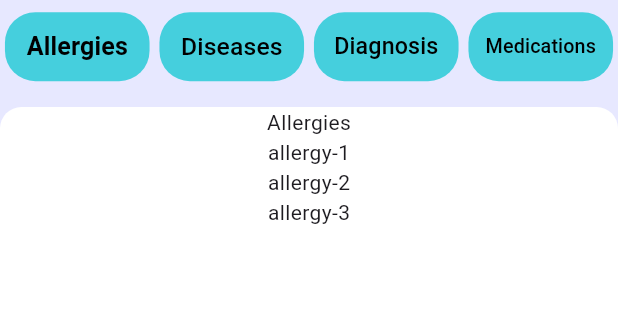
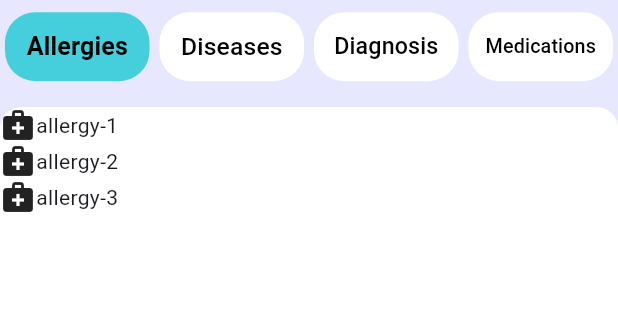
Before and after one commit to Asser146/cloud_medix, a Flutter app: the ViewMedicalRecord screen opened by its route, on a phone screen of 412 x 824 dp, the part 84-404 px from its top. Run offline on Flutter 3.47's test engine with Material 3 defaults, Android fonts, the phone set to English and light mode, and no system bars; our stand-ins replace bloc, equatable, flutter_bloc, flutter_screenutil, flutter_svg, get_it.

Commit message:
medical record cubit and state management initial done

```diff
--- a/lib/core/routing/app_router.dart
+++ b/lib/core/routing/app_router.dart
@@ -1,10 +1,12 @@
 import 'package:cloud_medix/core/routing/routes.dart';
 import 'package:cloud_medix/features/home/home_screen.dart';
 import 'package:cloud_medix/features/make_reservation/make_reservation_screen.dart';
+import 'package:cloud_medix/features/medical_record/blocs/medical_record_cubit.dart';
 import 'package:cloud_medix/features/medical_record/view_medical_record.dart';
 import 'package:cloud_medix/features/my_reservations/my_reservations_screen.dart';
 import 'package:cloud_medix/features/tests_scan_results/tests_scan_results.dart';
 import 'package:flutter/material.dart';
+import 'package:flutter_bloc/flutter_bloc.dart';
 
 class AppRouter {
   Route? onGenerateRoute(RouteSettings settings) {
@@ -12,7 +14,11 @@ class AppRouter {
       case Routes.home:
         return MaterialPageRoute(builder: (_) => const HomeScreen());
       case Routes.viewMedicalRecord:
-        return MaterialPageRoute(builder: (_) => const ViewMedicalRecord());
+        return MaterialPageRoute(
+            builder: (_) => BlocProvider(
+                  create: (context) => MedicalRecordCubit(),
+                  child: const ViewMedicalRecord(),
+                ));
       case Routes.testsScanResults:
         return MaterialPageRoute(builder: (_) => const TestsScanResults());
       case Routes.makeReservation:
--- /dev/null
+++ b/lib/features/medical_record/blocs/medical_record_cubit.dart
@@ -0,0 +1,38 @@
+import 'package:bloc/bloc.dart';
+import 'package:equatable/equatable.dart';
+
+part 'medical_record_state.dart';
+
+class MedicalRecordCubit extends Cubit<MedicalRecordState> {
+  MedicalRecordCubit() : super(MedicalRecordInitial());
+  final categories = ["Allergies", "Diseases", "Diagnosis", "Medications"];
+  List<String> allergies = ["allergy-1", "allergy-2", "allergy-3"];
+  List<String> diseases = ["diseases-1", "diseases-2", "diseases-3"];
+  List<String> diagnosis = ["diagnosis-1", "diagnosis-2", "diagnosis-3"];
+  List<String> medications = [
+    "medications-1",
+    "medications-2",
+    "medications-3"
+  ];
+  int selectedtabIndex = 0;
+  void changeTab(int index) {
+    emit(MedicalRecordLoading());
+    selectedtabIndex = index;
+    emit(MedicalRecordTabChanged(tabIndex: selectedtabIndex));
+  }
+
+  List<String> getRecordData() {
+    switch (selectedtabIndex) {
+      case 0:
+        return allergies;
+      case 1:
+        return diseases;
+      case 2:
+        return diagnosis;
+      case 3:
+        return medications;
+      default:
+        return allergies;
+    }
+  }
+}
--- /dev/null
+++ b/lib/features/medical_record/blocs/medical_record_state.dart
@@ -0,0 +1,17 @@
+part of 'medical_record_cubit.dart';
+
+sealed class MedicalRecordState extends Equatable {
+  const MedicalRecordState();
+
+  @override
+  List<Object> get props => [];
+}
+
+final class MedicalRecordInitial extends MedicalRecordState {}
+
+final class MedicalRecordLoading extends MedicalRecordState {}
+
+final class MedicalRecordTabChanged extends MedicalRecordState {
+  final int tabIndex;
+  const MedicalRecordTabChanged({required this.tabIndex});
+}
--- a/lib/features/medical_record/components/medical_record_tabs.dart
+++ b/lib/features/medical_record/components/medical_record_tabs.dart
@@ -1,6 +1,8 @@
 import 'package:cloud_medix/core/theming/colors.dart';
 import 'package:cloud_medix/core/theming/styles.dart';
+import 'package:cloud_medix/features/medical_record/blocs/medical_record_cubit.dart';
 import 'package:flutter/material.dart';
+import 'package:flutter_bloc/flutter_bloc.dart';
 import 'package:flutter_screenutil/flutter_screenutil.dart';
 
 class MedicalRecordTabs extends StatelessWidget {
@@ -23,16 +25,26 @@ class MedicalRecordTabs extends StatelessWidget {
           labelPadding: EdgeInsets.symmetric(horizontal: 3.w),
           dividerColor: Colors.transparent,
           indicator: const BoxDecoration(),
-          tabs: categories.map(
-            (category) {
-              return Tab(
+          tabs: categories.asMap().entries.map(
+            (entry) {
+              int index = entry.key;
+              String category = entry.value;
+              return GestureDetector(
+                onTap: () =>
+                    context.read<MedicalRecordCubit>().changeTab(index),
+                child: Tab(
                   child: Container(
                       height: 80.h,
                       width: 140.w,
                       decoration: BoxDecoration(
-                      color: ColorsManager.midcyanColors,
-                      borderRadius:
-                          BorderRadius.circular(20.r), // Smaller border radius
+                        color: context
+                                    .watch<MedicalRecordCubit>()
+                                    .selectedtabIndex ==
+                                index
+                            ? ColorsManager.midcyanColors
+                            : Colors.white,
+                        borderRadius: BorderRadius.circular(
+                            20.r), // Smaller border radius
                       ),
                       child: FittedBox(
                         fit: BoxFit.contain,
@@ -44,6 +56,7 @@ class MedicalRecordTabs extends StatelessWidget {
                           child: Text(category),
                         ),
                       )),
+                ),
               );
             },
           ).toList(),
--- a/lib/features/medical_record/view_medical_record.dart
+++ b/lib/features/medical_record/view_medical_record.dart
@@ -1,6 +1,8 @@
 import 'package:cloud_medix/core/widgets/my_app_bar.dart';
+import 'package:cloud_medix/features/medical_record/blocs/medical_record_cubit.dart';
 import 'package:cloud_medix/features/medical_record/components/medical_record_tabs.dart';
 import 'package:flutter/material.dart';
+import 'package:flutter_bloc/flutter_bloc.dart';
 import 'package:flutter_screenutil/flutter_screenutil.dart';
 import 'package:cloud_medix/core/theming/colors.dart';
 
@@ -9,7 +11,7 @@ class ViewMedicalRecord extends StatelessWidget {
 
   @override
   Widget build(BuildContext context) {
-    final categories = ["Allergies", "Diseases", "Diagnosis", "Medications"];
+    List<String> data = context.watch<MedicalRecordCubit>().getRecordData();
     return Scaffold(
       appBar: const MyAppBar(title: "Medical Record"),
       backgroundColor: ColorsManager.backgroundColor,
@@ -17,7 +19,8 @@ class ViewMedicalRecord extends StatelessWidget {
         padding: EdgeInsets.only(top: 8.h),
         child: Column(
           children: [
-            MedicalRecordTabs(categories: categories),
+            MedicalRecordTabs(
+                categories: context.watch<MedicalRecordCubit>().categories),
             SizedBox(height: 15.h),
             Expanded(
               child: Container(
@@ -29,12 +32,15 @@ class ViewMedicalRecord extends StatelessWidget {
                       topRight: Radius.circular(14.sp),
                     ),
                   ),
-                  child: const Column(
+                  child: Column(
                     children: [
-                      Text("Allergies"),
-                      Text("allergy-1"),
-                      Text("allergy-2"),
-                      Text("allergy-3")
+                      for (int i = 0; i < data.length; i++)
+                        Row(
+                          children: [
+                            Icon(Icons.medical_services),
+                            Text(data[i])
+                          ],
+                        )
                     ],
                   )),
             ),
```
Lines whose indentation alone changed are shown as unchanged.
